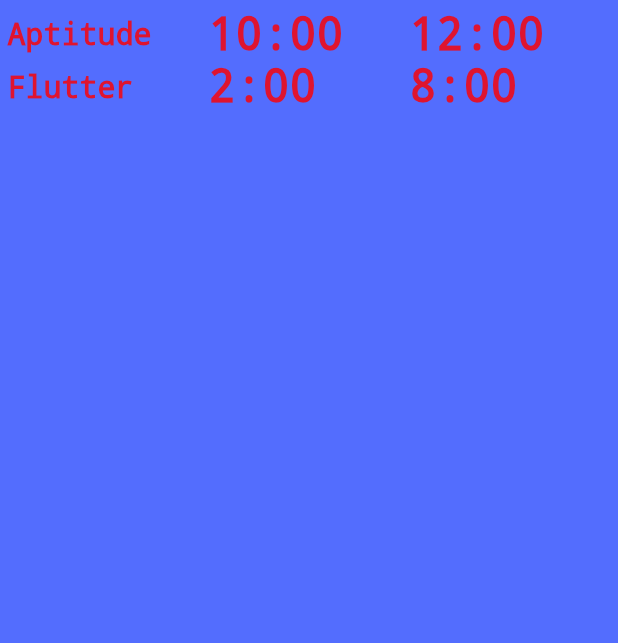
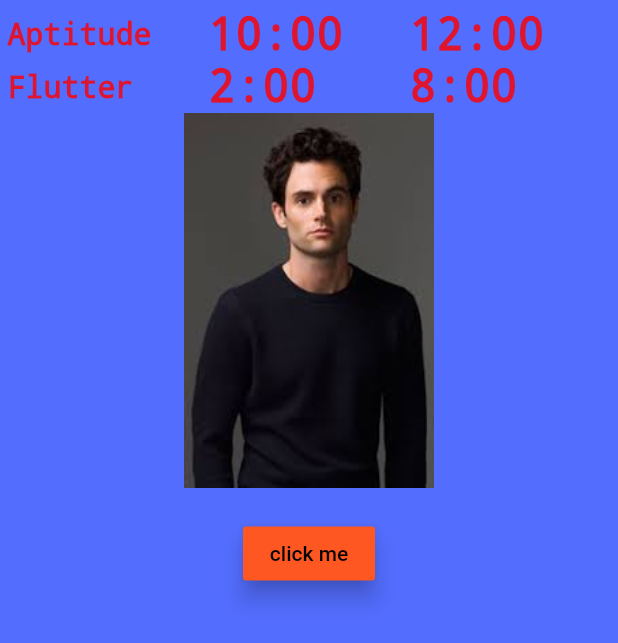
Before and after one commit to Pradnya2000/Flutter-Apps, a Flutter app: the screen it shows after launch, on a phone screen of 412 x 824 dp. Shown: the top 643 px of the screen. Run offline on Flutter 3.47's test engine with Material 2 defaults, Android fonts, the phone set to English and light mode, and no system bars.

Commit message:
Image and Alert Dialog

```diff
--- a/demo/lib/app_screens/first_screen.dart
+++ b/demo/lib/app_screens/first_screen.dart
@@ -59,8 +59,60 @@
               style: TextStyle(decoration: TextDecoration.none, fontSize: 30.0),
             ))
           ],
-        )
+        ),
+        NatureImageAsset(),
+        ReactButton()
       ]),
     ));
   }
 }
+class NatureImageAsset extends StatelessWidget
+{
+  @override
+  Widget build(BuildContext context) {
+    AssetImage assetImage=AssetImage('images/Joe.jpg');
+    Image imagedemo=Image(image: assetImage,width: 250.0,height: 250.0,);
+    return Container(child:imagedemo);
+  }
+
+}
+
+class ReactButton extends StatelessWidget
+{
+  @override
+  Widget build(BuildContext context) {
+    return Container(
+      padding: EdgeInsets.all(20.0),
+
+      child:RaisedButton(
+        color: Colors.deepOrange,
+        child: Text(
+          "click me",
+          style: TextStyle(
+            color: Colors.black
+          ),),
+        elevation: 6.0,
+        onPressed: (){
+          react(context);
+        })
+    );
+  }
+
+}
+
+void react(BuildContext context)
+{
+  var alertDailog=AlertDialog(
+    title: Text("Reacted"),
+    content: Text("now do it"),
+
+  );
+  showDialog(
+    context: context,
+    builder: (BuildContext context)
+    {
+
+        return alertDailog;
+    }
+    );
+}
--- a/demo/pubspec.yaml
+++ b/demo/pubspec.yaml
@@ -45,8 +45,9 @@
   uses-material-design: true
 
   # To add assets to your application, add an assets section, like this:
-  # assets:
-  #   - images/a_dot_burr.jpeg
+  assets:
+   - images/image_one.png
+   - images/Joe.jpg
   #   - images/a_dot_ham.jpeg
 
   # An image asset can refer to one or more resolution-specific "variants", see
```
Also changed, not shown: demo/images/Joe.jpg (added), demo/images/image_one.png (added).
